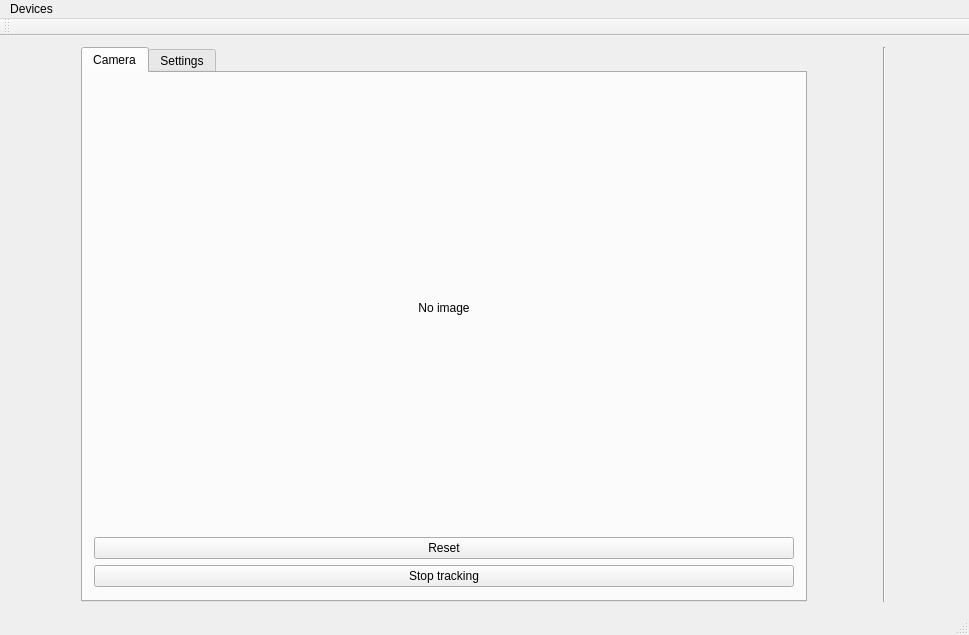
The window that mainWindow.ui (hicsail/CameraMouseSuite-cross-platform) describes before a commit, drawn with Qt 5.
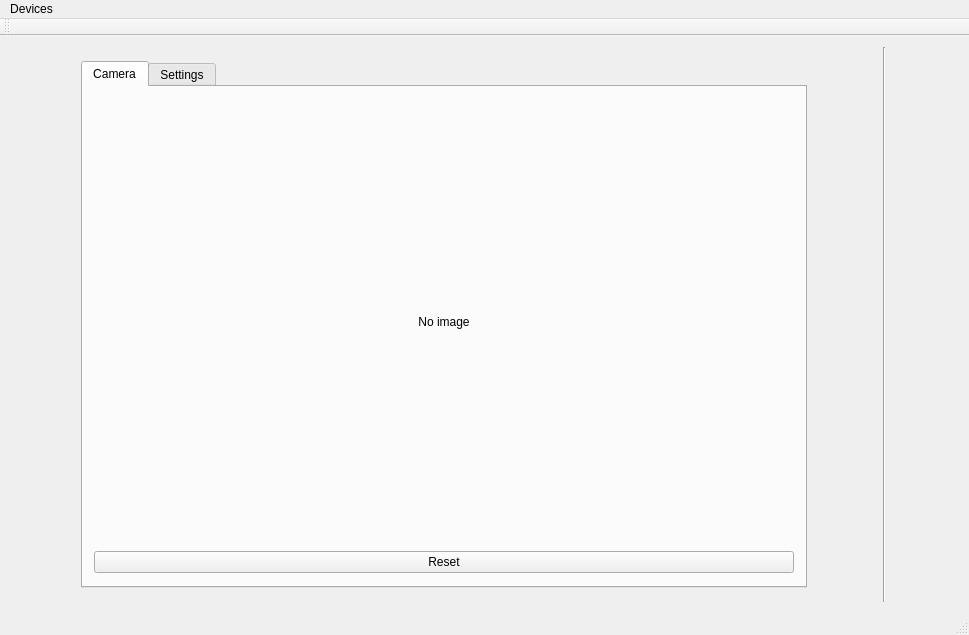
The same window after the commit. The open tabs and pages were chosen to show the change. Icons and pictures are not drawn. Custom widgets are drawn as their Qt base class.

```diff
--- a/mainWindow.ui
+++ b/mainWindow.ui
@@ -72,13 +72,6 @@
           </property>
          </widget>
         </item>
-        <item>
-         <widget class="QPushButton" name="stopTrackingButton">
-          <property name="text">
-           <string>Stop tracking</string>
-          </property>
-         </widget>
-        </item>
        </layout>
       </widget>
       <widget class="QWidget" name="tab_2">
```
Left out of the diff: 2 changed lines with no effect on the pictures.
